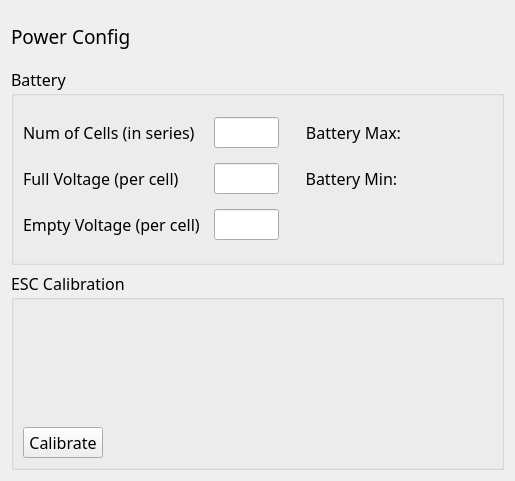
First picture: the form in PowerGroupPage.ui, repository strawdiving/Calibration, before the edit.
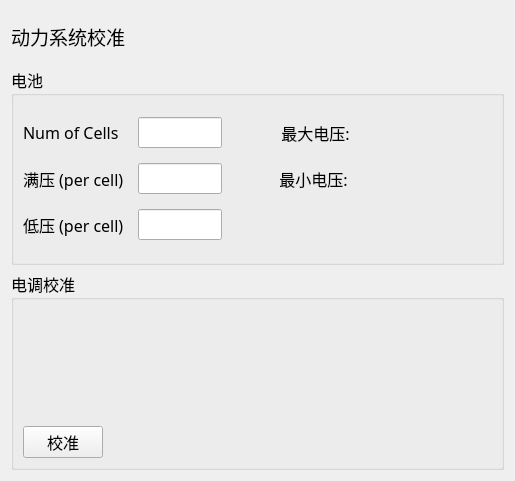
Second picture: the form after the edit.

Commit message:
Add flightMode calibration module
Add flightMode calibration module
including: 1. flightModeComponentController, get and set flight modes,
determine which mode is selected
2. flightModePage, show name,channel,description of flight modes. show
which mode is selected
3. flightModeWidget, widget of each flight mode

What changed in the file:
```diff
--- a/PowerGroupPage.ui
+++ b/PowerGroupPage.ui
@@ -35,7 +35,7 @@
       </font>
      </property>
      <property name="text">
-      <string>Power Config</string>
+      <string>动力系统校准</string>
      </property>
     </widget>
    </item>
@@ -48,7 +48,7 @@
       </font>
      </property>
      <property name="title">
-      <string>Battery</string>
+      <string>电池</string>
      </property>
      <layout class="QGridLayout" name="gridLayout_2">
       <item row="0" column="0">
@@ -68,7 +68,7 @@
            </font>
           </property>
           <property name="text">
-           <string>Num of Cells (in series)</string>
+           <string>Num of Cells</string>
           </property>
          </widget>
         </item>
@@ -158,7 +158,7 @@
            </font>
           </property>
           <property name="text">
-           <string>Battery Max:</string>
+           <string>最大电压:</string>
           </property>
           <property name="alignment">
            <set>Qt::AlignCenter</set>
@@ -254,7 +254,7 @@
            </font>
           </property>
           <property name="text">
-           <string>Full Voltage (per cell) </string>
+           <string>满压 (per cell) </string>
           </property>
          </widget>
         </item>
@@ -344,7 +344,7 @@
            </font>
           </property>
           <property name="text">
-           <string>Battery Min: </string>
+           <string>最小电压: </string>
           </property>
           <property name="alignment">
            <set>Qt::AlignCenter</set>
@@ -440,7 +440,7 @@
            </font>
           </property>
           <property name="text">
-           <string>Empty Voltage (per cell) </string>
+           <string>低压 (per cell) </string>
           </property>
          </widget>
         </item>
@@ -535,7 +535,7 @@
       </font>
      </property>
      <property name="title">
-      <string>ESC Calibration</string>
+      <string>电调校准</string>
      </property>
      <layout class="QGridLayout" name="gridLayout_4">
       <item row="0" column="0">
@@ -637,7 +637,7 @@
            </font>
           </property>
           <property name="text">
-           <string>Calibrate</string>
+           <string>校准</string>
           </property>
          </widget>
         </item>
```
The commit also changes 43 other files.
